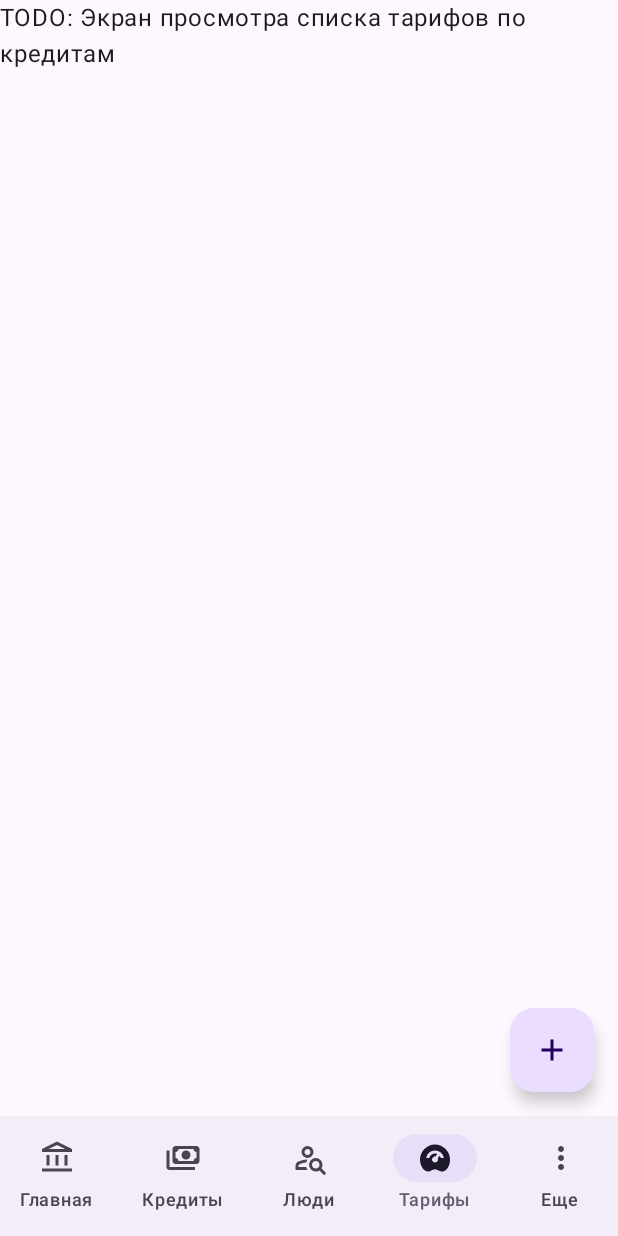
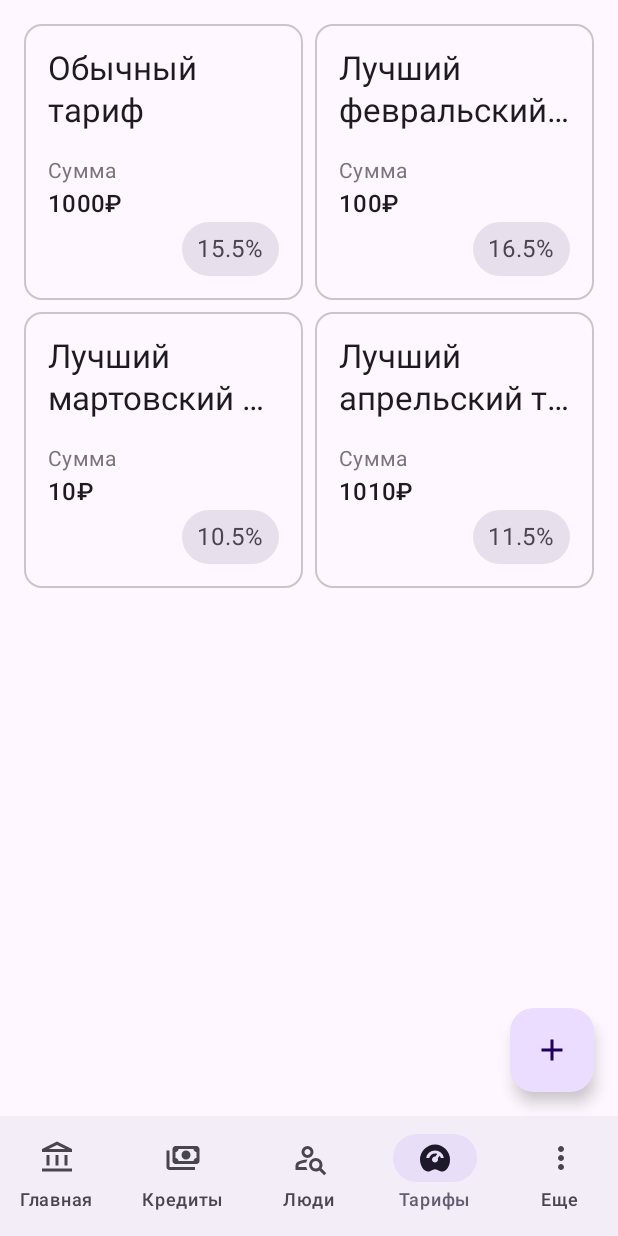
Before and after one commit to TitTolkachev/BankOfficer-Android, an Android app built with Jetpack Compose: the RateListScreen screen opened through its navigation route, on a phone screen of 412 x 824 dp. Run offline under Robolectric (Android 15) with nearby library versions, the phone set to English and light mode, and no system bars.

Commit message:
Added RateList.

```diff
--- a/app/src/main/java/com/example/trbofficerandroid/di/ViewModelsModule.kt
+++ b/app/src/main/java/com/example/trbofficerandroid/di/ViewModelsModule.kt
@@ -1,6 +1,7 @@
 package com.example.trbofficerandroid.di
 
 import com.example.trbofficerandroid.presentation.ui.screen.home.HomeViewModel
+import com.example.trbofficerandroid.presentation.ui.screen.ratelist.RateListViewModel
 import com.example.trbofficerandroid.presentation.ui.screen.userlist.UserListViewModel
 import org.koin.androidx.viewmodel.dsl.viewModel
 import org.koin.dsl.module
@@ -9,4 +10,5 @@ val viewModelsModule = module {
 
     viewModel { HomeViewModel() }
     viewModel { UserListViewModel() }
+    viewModel { RateListViewModel() }
 }
--- a/app/src/main/java/com/example/trbofficerandroid/presentation/MainActivity.kt
+++ b/app/src/main/java/com/example/trbofficerandroid/presentation/MainActivity.kt
@@ -3,6 +3,8 @@ package com.example.trbofficerandroid.presentation
 import android.os.Bundle
 import androidx.activity.ComponentActivity
 import androidx.activity.compose.setContent
+import androidx.compose.material3.MaterialTheme
+import androidx.compose.material3.Surface
 import androidx.compose.ui.Modifier
 import androidx.navigation.compose.rememberNavController
 import com.example.trbofficerandroid.presentation.navigation.RootNavGraph
@@ -14,11 +16,16 @@ class MainActivity : ComponentActivity() {
         super.onCreate(savedInstanceState)
         setContent {
             AppTheme {
-                RootNavGraph(
-                    navController = rememberNavController(),
-                    startDestination = Screen.Home.route,
-                    modifier = Modifier,
-                )
+                Surface(
+                    color = MaterialTheme.colorScheme.background,
+                    contentColor = MaterialTheme.colorScheme.onBackground,
+                ) {
+                    RootNavGraph(
+                        navController = rememberNavController(),
+                        startDestination = Screen.Home.route,
+                        modifier = Modifier,
+                    )
+                }
             }
         }
     }
--- a/app/src/main/java/com/example/trbofficerandroid/presentation/ui/screen/home/HomeScreen.kt
+++ b/app/src/main/java/com/example/trbofficerandroid/presentation/ui/screen/home/HomeScreen.kt
@@ -2,7 +2,6 @@ package com.example.trbofficerandroid.presentation.ui.screen.home
 
 import androidx.compose.foundation.layout.fillMaxSize
 import androidx.compose.foundation.layout.padding
-import androidx.compose.material3.MaterialTheme
 import androidx.compose.material3.Scaffold
 import androidx.compose.material3.Surface
 import androidx.compose.runtime.Composable
@@ -53,8 +52,6 @@ fun HomeScreen(
 
     Scaffold(
         modifier = Modifier.fillMaxSize(),
-        containerColor = MaterialTheme.colorScheme.background,
-        contentColor = MaterialTheme.colorScheme.onBackground,
         floatingActionButton = {
             Fab(
                 visible = fabVisible,
--- a/app/src/main/java/com/example/trbofficerandroid/presentation/ui/screen/ratelist/RateListScreen.kt
+++ b/app/src/main/java/com/example/trbofficerandroid/presentation/ui/screen/ratelist/RateListScreen.kt
@@ -1,19 +1,62 @@
 package com.example.trbofficerandroid.presentation.ui.screen.ratelist
 
+import androidx.compose.foundation.layout.Arrangement.spacedBy
+import androidx.compose.foundation.layout.Box
+import androidx.compose.foundation.layout.PaddingValues
+import androidx.compose.foundation.layout.fillMaxSize
+import androidx.compose.foundation.lazy.grid.GridCells
+import androidx.compose.foundation.lazy.grid.LazyVerticalGrid
+import androidx.compose.foundation.lazy.grid.items
+import androidx.compose.material3.CircularProgressIndicator
 import androidx.compose.material3.Surface
-import androidx.compose.material3.Text
 import androidx.compose.runtime.Composable
+import androidx.compose.runtime.collectAsState
+import androidx.compose.runtime.getValue
+import androidx.compose.ui.Alignment
+import androidx.compose.ui.Modifier
 import androidx.compose.ui.tooling.preview.Preview
+import androidx.compose.ui.unit.dp
 import com.example.trbofficerandroid.presentation.theme.AppTheme
+import com.example.trbofficerandroid.presentation.ui.common.EmptyList
+import com.example.trbofficerandroid.presentation.ui.screen.ratelist.components.RateListItem
+import com.example.trbofficerandroid.presentation.ui.screen.ratelist.model.RateShort
+import org.koin.androidx.compose.koinViewModel
 
 @Composable
 fun RateListScreen() {
-    RateListScreenContent()
+    val viewModel: RateListViewModel = koinViewModel()
+    val items by viewModel.rateList.collectAsState()
+
+    RateListScreenContent(
+        items = items,
+    )
 }
 
 @Composable
-private fun RateListScreenContent() {
-    Text("TODO: Экран просмотра списка тарифов по кредитам")
+private fun RateListScreenContent(
+    items: List<RateShort>?
+) {
+    if (items == null) {
+        Box(
+            modifier = Modifier.fillMaxSize(),
+            contentAlignment = Alignment.Center
+        ) {
+            CircularProgressIndicator()
+        }
+    } else if (items.isEmpty()) {
+        EmptyList()
+    } else {
+        LazyVerticalGrid(
+            columns = GridCells.Fixed(2),
+            contentPadding = PaddingValues(16.dp),
+            verticalArrangement = spacedBy(8.dp),
+            horizontalArrangement = spacedBy(8.dp),
+        ) {
+            items(items = items, key = { it.id }) {
+                RateListItem(Modifier, it)
+            }
+        }
+    }
 }
 
 @Preview
@@ -21,7 +64,38 @@ private fun RateListScreenContent() {
 private fun Preview() {
     AppTheme {
         Surface {
-            RateListScreenContent()
+            RateListScreenContent(
+                items = listOf(
+                    RateShort(
+                        id = "1",
+                        name = "Обычный тариф",
+                        limit = "1000₽",
+                        percentageRate = 15.5,
+                        period = "5 лет"
+                    ),
+                    RateShort(
+                        id = "2",
+                        name = "Лучший февральский тариф",
+                        limit = "100₽",
+                        percentageRate = 16.5,
+                        period = "3 месяца"
+                    ),
+                    RateShort(
+                        id = "3",
+                        name = "Лучший мартовский тариф",
+                        limit = "10₽",
+                        percentageRate = 10.5,
+                        period = "1 месяц"
+                    ),
+                    RateShort(
+                        id = "4",
+                        name = "Лучший апрельский тариф",
+                        limit = "1010₽",
+                        percentageRate = 11.5,
+                        period = "6 лет"
+                    ),
+                )
+            )
         }
     }
 }
--- /dev/null
+++ b/app/src/main/java/com/example/trbofficerandroid/presentation/ui/screen/ratelist/RateListViewModel.kt
@@ -0,0 +1,53 @@
+package com.example.trbofficerandroid.presentation.ui.screen.ratelist
+
+import androidx.lifecycle.ViewModel
+import com.example.trbofficerandroid.presentation.ui.screen.ratelist.model.RateShort
+import kotlinx.coroutines.flow.MutableStateFlow
+import kotlinx.coroutines.flow.StateFlow
+import kotlinx.coroutines.flow.asStateFlow
+import kotlinx.coroutines.flow.update
+
+class RateListViewModel : ViewModel() {
+
+    private val _rateList: MutableStateFlow<List<RateShort>?> = MutableStateFlow(null)
+    val rateList: StateFlow<List<RateShort>?> = _rateList.asStateFlow()
+
+    init {
+        loadRateList()
+    }
+
+    private fun loadRateList() {
+        _rateList.update {
+            listOf(
+                RateShort(
+                    id = "1",
+                    name = "Обычный тариф",
+                    limit = "1000₽",
+                    percentageRate = 15.5,
+                    period = "5 лет"
+                ),
+                RateShort(
+                    id = "2",
+                    name = "Лучший февральский тариф",
+                    limit = "100₽",
+                    percentageRate = 16.5,
+                    period = "3 месяца"
+                ),
+                RateShort(
+                    id = "3",
+                    name = "Лучший мартовский тариф",
+                    limit = "10₽",
+                    percentageRate = 10.5,
+                    period = "1 месяц"
+                ),
+                RateShort(
+                    id = "4",
+                    name = "Лучший апрельский тариф",
+                    limit = "1010₽",
+                    percentageRate = 11.5,
+                    period = "6 лет"
+                ),
+            )
+        }
+    }
+}
--- /dev/null
+++ b/app/src/main/java/com/example/trbofficerandroid/presentation/ui/screen/ratelist/components/RateListItem.kt
@@ -0,0 +1,77 @@
+package com.example.trbofficerandroid.presentation.ui.screen.ratelist.components
+
+import androidx.compose.foundation.layout.Column
+import androidx.compose.foundation.layout.Spacer
+import androidx.compose.foundation.layout.fillMaxWidth
+import androidx.compose.foundation.layout.height
+import androidx.compose.foundation.layout.padding
+import androidx.compose.foundation.shape.RoundedCornerShape
+import androidx.compose.material3.MaterialTheme
+import androidx.compose.material3.OutlinedCard
+import androidx.compose.material3.Surface
+import androidx.compose.material3.Text
+import androidx.compose.runtime.Composable
+import androidx.compose.ui.Alignment
+import androidx.compose.ui.Modifier
+import androidx.compose.ui.text.style.TextOverflow
+import androidx.compose.ui.tooling.preview.Preview
+import androidx.compose.ui.unit.dp
+import com.example.trbofficerandroid.presentation.theme.AppTheme
+import com.example.trbofficerandroid.presentation.ui.screen.ratelist.model.RateShort
+
+@Composable
+fun RateListItem(modifier: Modifier = Modifier, item: RateShort, onClick: () -> Unit = {}) {
+    OutlinedCard(modifier = modifier, onClick = onClick) {
+        Column(
+            Modifier
+                .padding(16.dp)
+                .fillMaxWidth()
+        ) {
+            Text(
+                text = item.name,
+                style = MaterialTheme.typography.titleLarge,
+                maxLines = 2,
+                minLines = 2,
+                overflow = TextOverflow.Ellipsis
+            )
+            Spacer(modifier = Modifier.height(16.dp))
+            Text(
+                text = "Сумма",
+                style = MaterialTheme.typography.bodyMedium,
+                color = MaterialTheme.colorScheme.outline
+            )
+            Text(
+                text = item.limit,
+                style = MaterialTheme.typography.titleMedium
+            )
+            Surface(
+                modifier = Modifier.align(Alignment.End),
+                shape = RoundedCornerShape(100),
+                color = MaterialTheme.colorScheme.surfaceVariant
+            ) {
+                Text(
+                    modifier = Modifier.padding(vertical = 6.dp, horizontal = 10.dp),
+                    text = "${item.percentageRate}%"
+                )
+            }
+        }
+    }
+}
+
+@Preview
+@Composable
+private fun Preview() {
+    AppTheme {
+        Surface {
+            RateListItem(
+                item = RateShort(
+                    id = "",
+                    name = "Лучший февральский тариф",
+                    limit = "100₽",
+                    percentageRate = 12.5,
+                    period = "3 месяца"
+                )
+            )
+        }
+    }
+}
--- /dev/null
+++ b/app/src/main/java/com/example/trbofficerandroid/presentation/ui/screen/ratelist/model/RateShort.kt
@@ -0,0 +1,9 @@
+package com.example.trbofficerandroid.presentation.ui.screen.ratelist.model
+
+data class RateShort(
+    val id: String,
+    val name: String,
+    val limit: String,
+    val percentageRate: Double,
+    val period: String,
+)
```
Also changed, not shown: app/src/main/java/com/example/trbofficerandroid/presentation/navigation/HomeNavGraph.kt (+9 -3 lines), app/src/main/java/com/example/trbofficerandroid/presentation/ui/common/EmptyList.kt (added, +35 -0 lines).
